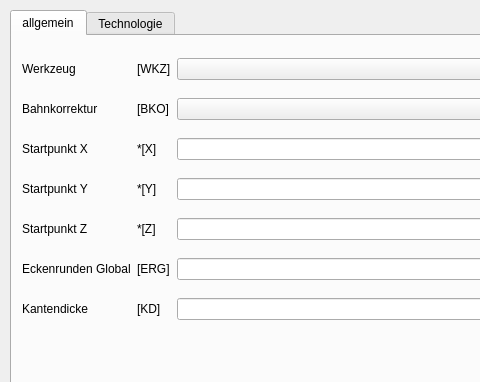
First picture: the form in Dialoge/dialog_fraeser_aufruf.ui, repository TischlerWilly/GCodeGenerator, before the edit; both pictures show x 0 to 480 and y 0 to 382 of the 603 by 658 pixel window.
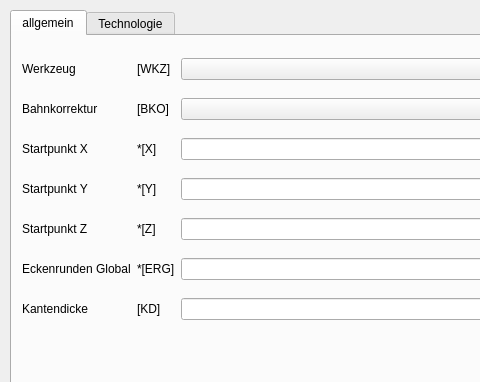
Second picture: the form after the edit.

Patch:
```diff
--- a/Dialoge/dialog_fraeser_aufruf.ui
+++ b/Dialoge/dialog_fraeser_aufruf.ui
@@ -125,7 +125,7 @@
       <item row="5" column="1">
        <widget class="QLabel" name="label__eckruglob_var">
         <property name="text">
-         <string>[ERG]</string>
+         <string>*[ERG]</string>
         </property>
        </widget>
       </item>
```
